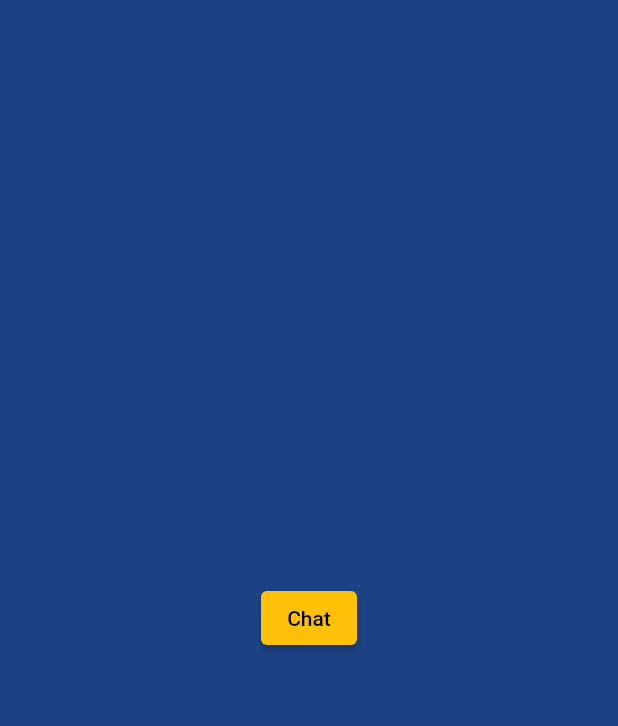
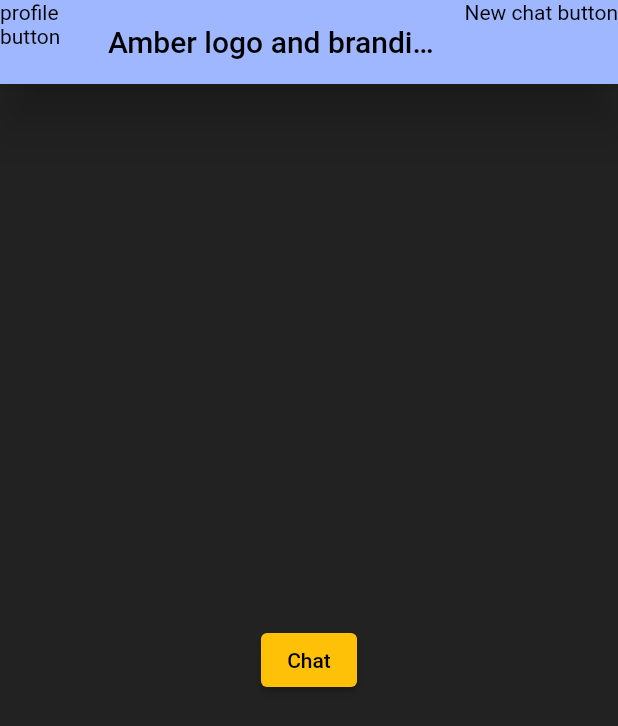
Before and after one commit to F29SO-Amber/Amber, a Flutter app: the ChatsPage screen opened directly, on a phone screen of 412 x 824 dp. Shown: the top 726 px of the screen. Run offline on Flutter 3.47's test engine with Material 2 defaults, Android fonts, the phone set to English and light mode, and no system bars; our stand-ins replace cloud_firestore, convex_bottom_bar, email_validator, firebase_auth, firebase_core, flutter_login and 2 more; accounts and stored records are empty.

Commit message:
Started on the app bar

```diff
--- a/lib/screens/chats.dart
+++ b/lib/screens/chats.dart
@@ -13,7 +13,17 @@ class _ChatsPageState extends State<ChatsPage> {
   @override
   Widget build(BuildContext context) {
     return Scaffold(
-      backgroundColor: createRandomColor(),
+      backgroundColor: Colors.black87,
+      appBar: AppBar(
+        elevation: 15.0,
+        foregroundColor: Colors.black,
+        //backgroundColor: Colors.deepPurpleAccent,
+        leading: Text('profile button'),
+        title: Text('Amber logo and branding'),
+        actions: <Widget>[
+        Text('New chat button')
+        ],
+      ),
       body: Center(
         child: ElevatedButton(
           child: const Text('Chat'),
```
